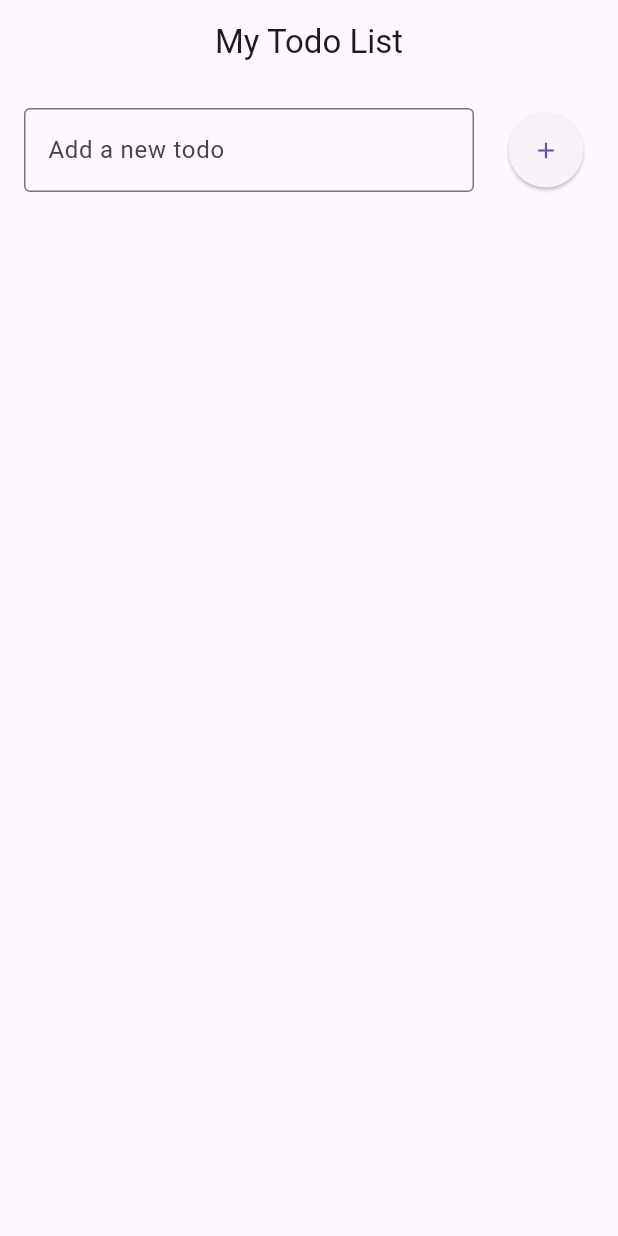
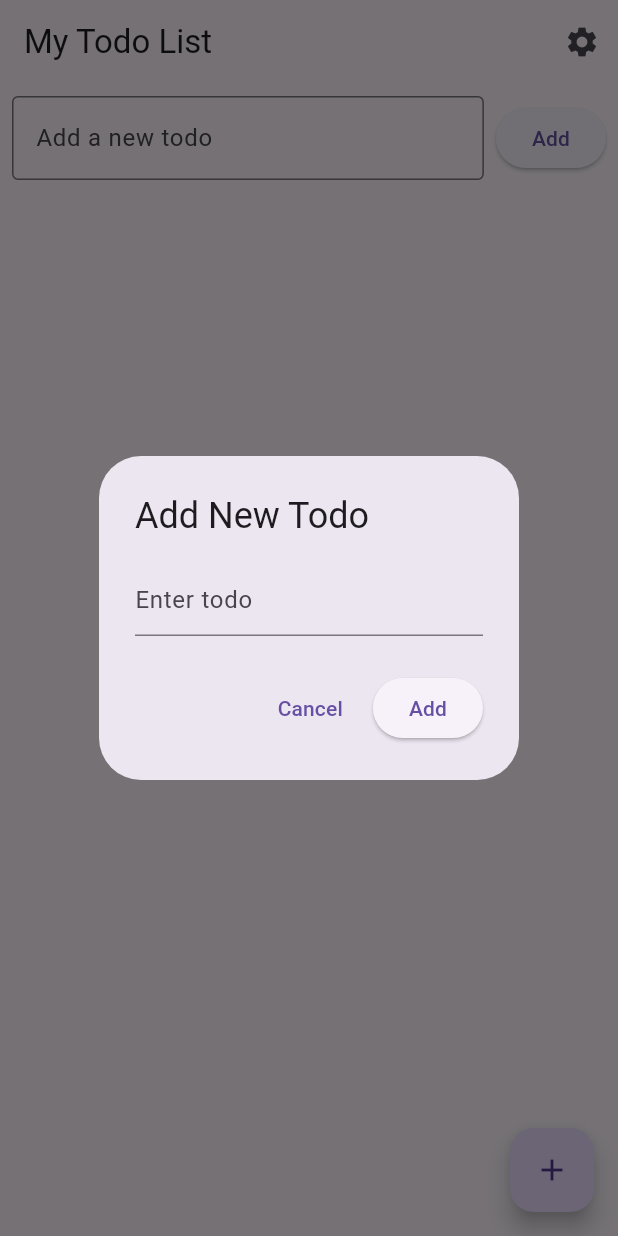
Before and after one commit to gabrielbasca/todo_widget, a Flutter app: the screen it shows after launch, after a tap on the "add" icon, on a phone screen of 412 x 824 dp. Run offline on Flutter 3.47's test engine with Material 3 defaults, Android fonts, the phone set to English and light mode, and no system bars.

Commit message:
navigation pages

```diff
--- a/lib/main.dart
+++ b/lib/main.dart
@@ -1,7 +1,17 @@
 import 'package:flutter/material.dart';
+import 'package:provider/provider.dart';
+import 'todo_model.dart';
+import 'task_list_screen.dart';
+import 'task_detail_screen.dart';
+import 'settings_screen.dart';
 
 void main() {
-  runApp(MyApp());
+  runApp(
+    ChangeNotifierProvider(
+      create: (context) => TodoModel(),
+      child: MyApp(),
+    ),
+  );
 }
 
 class MyApp extends StatelessWidget {
@@ -13,127 +23,12 @@ class MyApp extends StatelessWidget {
         primarySwatch: Colors.blue,
         visualDensity: VisualDensity.adaptivePlatformDensity,
       ),
-      home: TodoList(),
+      initialRoute: '/',
+      routes: {
+        '/': (context) => TaskListScreen(),
+        '/detail': (context) => TaskDetailScreen(),
+        '/settings': (context) => SettingsScreen(),
+      },
     );
   }
 }
-
-class TodoList extends StatefulWidget {
-  @override
-  _TodoListState createState() => _TodoListState();
-}
-
-class _TodoListState extends State<TodoList> {
-  List<Todo> todos = [];
-  TextEditingController _controller = TextEditingController();
-
-  @override
-  Widget build(BuildContext context) {
-    return Scaffold(
-      appBar: AppBar(
-        title: Text('My Todo List'),
-        centerTitle: true,
-      ),
-      body: Column(
-        children: [
-          _buildInputField(),
-          Expanded(child: _buildTodoList()),
-        ],
-      ),
-    );
-  }
-
-  Widget _buildInputField() {
-    return Padding(
-      padding: const EdgeInsets.all(16.0),
-      child: Row(
-        children: [
-          Expanded(
-            child: TextField(
-              controller: _controller,
-              decoration: InputDecoration(
-                hintText: 'Add a new todo',
-                border: OutlineInputBorder(),
-              ),
-              onSubmitted: _addTodo,
-            ),
-          ),
-          SizedBox(width: 16),
-          ElevatedButton(
-            child: Icon(Icons.add),
-            onPressed: () => _addTodo(_controller.text),
-            style: ElevatedButton.styleFrom(
-              shape: CircleBorder(),
-              padding: EdgeInsets.all(16),
-            ),
-          ),
-        ],
-      ),
-    );
-  }
-
-  Widget _buildTodoList() {
-    return ListView.builder(
-      itemCount: todos.length,
-      itemBuilder: (context, index) {
-        return _buildTodoItem(todos[index], index);
-      },
-    );
-  }
-
-  Widget _buildTodoItem(Todo todo, int index) {
-    return Card(
-      margin: EdgeInsets.symmetric(horizontal: 16, vertical: 8),
-      child: ListTile(
-        leading: Checkbox(
-          value: todo.isDone,
-          onChanged: (_) => _toggleTodo(index),
-        ),
-        title: Text(
-          todo.title,
-          style: TextStyle(
-            decoration: todo.isDone ? TextDecoration.lineThrough : null,
-          ),
-        ),
-        trailing: IconButton(
-          icon: Icon(Icons.delete),
-          onPressed: () => _removeTodo(index),
-        ),
-      ),
-    );
-  }
-
-  void _addTodo(String title) {
-    if (title.isNotEmpty) {
-      setState(() {
-        todos.add(Todo(title: title));
-      });
-      _controller.clear();
-      ScaffoldMessenger.of(context).showSnackBar(
-        SnackBar(content: Text('Todo added')),
-      );
-    }
-  }
-
-  void _toggleTodo(int index) {
-    setState(() {
-      todos[index].isDone = !todos[index].isDone;
-    });
-  }
-
-  void _removeTodo(int index) {
-    setState(() {
-      todos.removeAt(index);
-    });
-    ScaffoldMessenger.of(context).showSnackBar(
-      SnackBar(content: Text('Todo removed')),
-    );
-  }
-}
-
-class Todo {
-  String title;
-  bool isDone;
-
-  Todo({required this.title, this.isDone = false});
-}
--- /dev/null
+++ b/lib/task_list_screen.dart
@@ -0,0 +1,152 @@
+import 'package:flutter/material.dart';
+import 'package:provider/provider.dart';
+import 'todo_model.dart';
+
+class TaskListScreen extends StatelessWidget {
+  @override
+  Widget build(BuildContext context) {
+    return Scaffold(
+      appBar: AppBar(
+        title: Text('My Todo List'),
+        actions: [
+          IconButton(
+            icon: Icon(Icons.settings),
+            onPressed: () {
+              Navigator.pushNamed(context, '/settings');
+            },
+          ),
+        ],
+      ),
+      body: Column(
+        children: [
+          AddTodo(),
+          Expanded(child: TodoListView()),
+        ],
+      ),
+      floatingActionButton: FloatingActionButton(
+        onPressed: () {
+          _showAddTodoDialog(context);
+        },
+        child: Icon(Icons.add),
+        tooltip: 'Add Todo',
+      ),
+    );
+  }
+
+  void _showAddTodoDialog(BuildContext context) {
+    showDialog(
+      context: context,
+      builder: (BuildContext context) {
+        return AddTodoDialog();
+      },
+    );
+  }
+}
+
+class AddTodo extends StatelessWidget {
+  final TextEditingController _controller = TextEditingController();
+
+  @override
+  Widget build(BuildContext context) {
+    return Padding(
+      padding: const EdgeInsets.all(8.0),
+      child: Row(
+        children: [
+          Expanded(
+            child: TextField(
+              controller: _controller,
+              decoration: InputDecoration(
+                hintText: 'Add a new todo',
+                border: OutlineInputBorder(),
+              ),
+            ),
+          ),
+          SizedBox(width: 8),
+          ElevatedButton(
+            child: Text('Add'),
+            onPressed: () {
+              if (_controller.text.isNotEmpty) {
+                context.read<TodoModel>().addTodo(_controller.text);
+                _controller.clear();
+              }
+            },
+          ),
+        ],
+      ),
+    );
+  }
+}
+
+class TodoListView extends StatelessWidget {
+  @override
+  Widget build(BuildContext context) {
+    return Consumer<TodoModel>(
+      builder: (context, todoModel, child) {
+        return ListView.builder(
+          itemCount: todoModel.todos.length,
+          itemBuilder: (context, index) {
+            final todo = todoModel.todos[index];
+            return Card(
+              margin: EdgeInsets.symmetric(horizontal: 8, vertical: 4),
+              child: ListTile(
+                leading: Checkbox(
+                  value: todo.isDone,
+                  onChanged: (_) => todoModel.toggleTodo(todo.id),
+                ),
+                title: Text(
+                  todo.title,
+                  style: TextStyle(
+                    decoration: todo.isDone ? TextDecoration.lineThrough : null,
+                  ),
+                ),
+                trailing: IconButton(
+                  icon: Icon(Icons.delete),
+                  onPressed: () => todoModel.removeTodo(todo.id),
+                ),
+                onTap: () {
+                  Navigator.pushNamed(
+                    context,
+                    '/detail',
+                    arguments: todo,
+                  );
+                },
+              ),
+            );
+          },
+        );
+      },
+    );
+  }
+}
+
+class AddTodoDialog extends StatelessWidget {
+  final TextEditingController _controller = TextEditingController();
+
+  @override
+  Widget build(BuildContext context) {
+    return AlertDialog(
+      title: Text('Add New Todo'),
+      content: TextField(
+        controller: _controller,
+        decoration: InputDecoration(hintText: 'Enter todo'),
+      ),
+      actions: [
+        TextButton(
+          child: Text('Cancel'),
+          onPressed: () {
+            Navigator.of(context).pop();
+          },
+        ),
+        ElevatedButton(
+          child: Text('Add'),
+          onPressed: () {
+            if (_controller.text.isNotEmpty) {
+              context.read<TodoModel>().addTodo(_controller.text);
+              Navigator.of(context).pop();
+            }
+          },
+        ),
+      ],
+    );
+  }
+}
--- /dev/null
+++ b/lib/todo_model.dart
@@ -0,0 +1,89 @@
+import 'package:flutter/foundation.dart';
+
+class Todo {
+  final String id;
+  String title;
+  String? description;
+  DateTime? dueDate;
+  bool isDone;
+
+  Todo({
+    required this.id,
+    required this.title,
+    this.description,
+    this.dueDate,
+    this.isDone = false,
+  });
+}
+
+class TodoModel extends ChangeNotifier {
+  List<Todo> _todos = [];
+
+  List<Todo> get todos => _todos;
+
+  void addTodo(String title, {String? description, DateTime? dueDate}) {
+    final todo = Todo(
+      id: DateTime.now().toString(),
+      title: title,
+      description: description,
+      dueDate: dueDate,
+    );
+    _todos.add(todo);
+    notifyListeners();
+  }
+
+  void toggleTodo(String id) {
+    final todoIndex = _todos.indexWhere((todo) => todo.id == id);
+    if (todoIndex != -1) {
+      _todos[todoIndex].isDone = !_todos[todoIndex].isDone;
+      notifyListeners();
+    }
+  }
+
+  void removeTodo(String id) {
+    _todos.removeWhere((todo) => todo.id == id);
+    notifyListeners();
+  }
+
+  void updateTodo(
+      String id, String title, String? description, DateTime? dueDate) {
+    final index = _todos.indexWhere((todo) => todo.id == id);
+    if (index != -1) {
+      _todos[index] = Todo(
+        id: id,
+        title: title,
+        description: description,
+        dueDate: dueDate,
+        isDone: _todos[index].isDone,
+      );
+      notifyListeners();
+    }
+  }
+
+  List<Todo> getPendingTodos() {
+    return _todos.where((todo) => !todo.isDone).toList();
+  }
+
+  List<Todo> getCompletedTodos() {
+    return _todos.where((todo) => todo.isDone).toList();
+  }
+
+  List<Todo> getTodosForDate(DateTime date) {
+    return _todos
+        .where((todo) =>
+            todo.dueDate != null &&
+            todo.dueDate!.year == date.year &&
+            todo.dueDate!.month == date.month &&
+            todo.dueDate!.day == date.day)
+        .toList();
+  }
+
+  void clearCompletedTodos() {
+    _todos.removeWhere((todo) => todo.isDone);
+    notifyListeners();
+  }
+
+  int get totalTodos => _todos.length;
+  int get completedTodos => _todos.where((todo) => todo.isDone).length;
+  int get pendingTodos => _todos.where((todo) => !todo.isDone).length;
+}
--- a/pubspec.yaml
+++ b/pubspec.yaml
@@ -30,6 +30,8 @@ environment:
 dependencies:
   flutter:
     sdk: flutter
+  provider: ^6.0.0
+
 
 
   # The following adds the Cupertino Icons font to your application.
```
Also changed, not shown: lib/settings_screen.dart (added, +31 -0 lines), lib/task_detail_screen.dart (added, +184 -0 lines), pubspec.lock.
